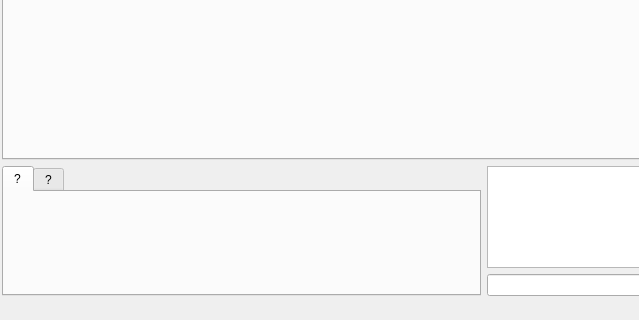
First picture: the form in Client/Client_Synergie/fenetreprincipale.ui, repository im-jon/CLL-Synergie, before the edit; both pictures show x 0 to 639 and y 396 to 716 of the 967 by 716 pixel window.
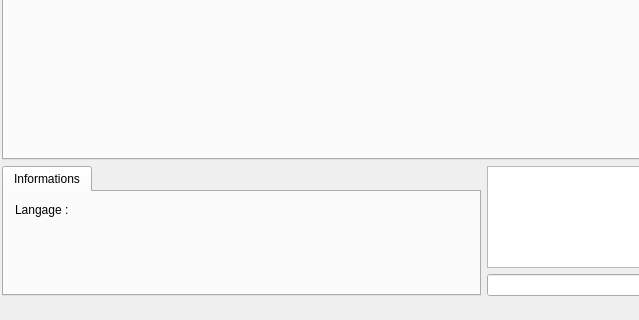
Second picture: the form after the edit. The open tabs and pages were chosen to show the change. Icons and pictures are not drawn.

Commit message: Le language de la feuille s'affiche maintenant dans l'onglet d'informations

```diff
--- a/Client/Client_Synergie/fenetreprincipale.ui
+++ b/Client/Client_Synergie/fenetreprincipale.ui
@@ -204,13 +204,24 @@
          </property>
          <widget class="QWidget" name="tab_5">
           <attribute name="title">
-           <string>?</string>
+           <string>Informations</string>
           </attribute>
-         </widget>
-         <widget class="QWidget" name="tab_6">
-          <attribute name="title">
-           <string>?</string>
-          </attribute>
+          <layout class="QFormLayout" name="formLayout">
+           <item row="0" column="0">
+            <widget class="QLabel" name="lblLangageStatic">
+             <property name="text">
+              <string>Langage :</string>
+             </property>
+            </widget>
+           </item>
+           <item row="0" column="1">
+            <widget class="QLabel" name="lblLangage">
+             <property name="text">
+              <string/>
+             </property>
+            </widget>
+           </item>
+          </layout>
          </widget>
         </widget>
        </item>
```
Left out of the diff: 4 changed lines with no effect on the pictures. The commit also changes 1 other file.
